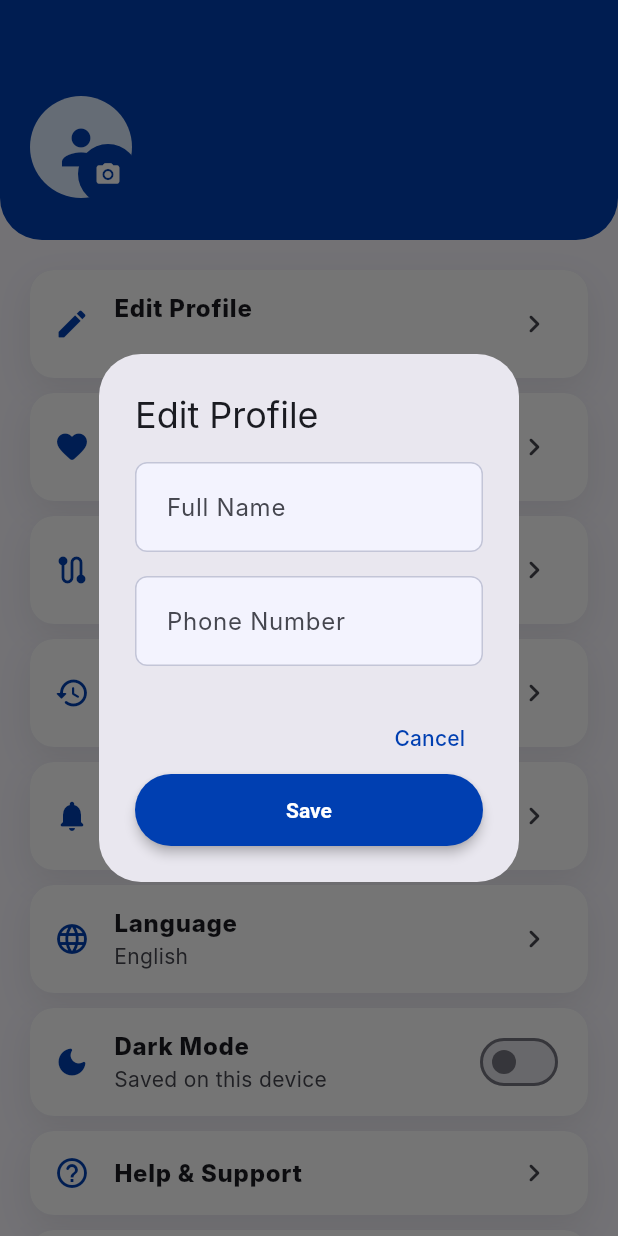
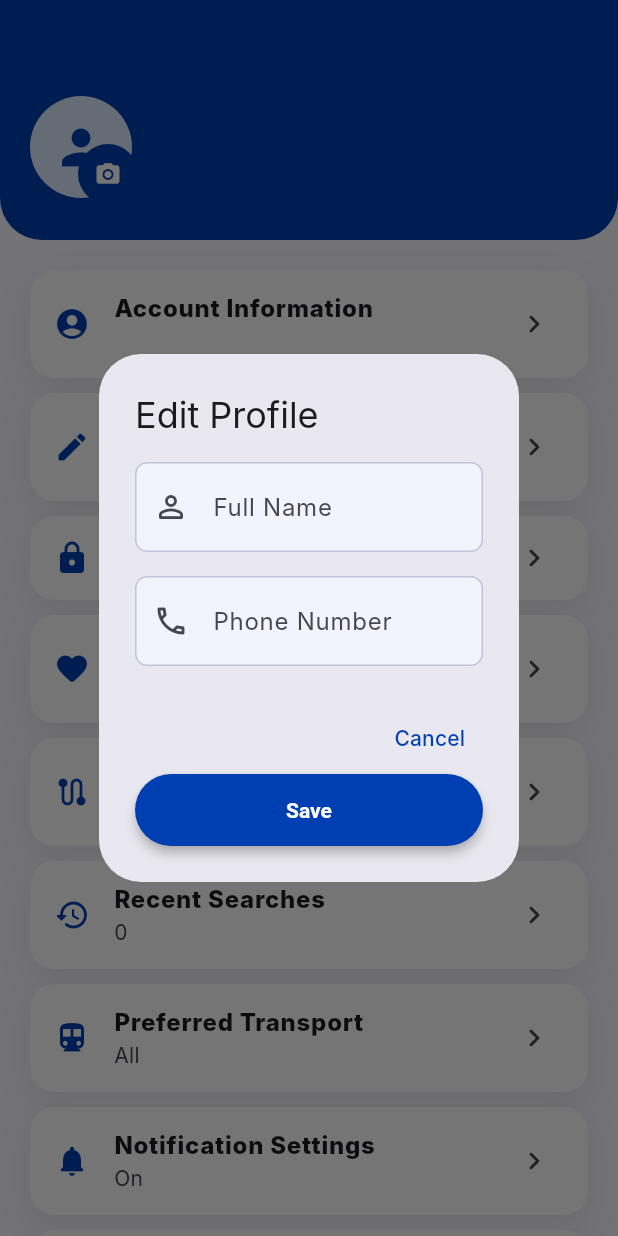
Before and after one commit to itsmehengg/go_transit_my, a Flutter app: the ProfileScreen screen opened directly, after a tap on "Edit Profile", on a phone screen of 412 x 824 dp. Run offline on Flutter 3.47's test engine with Material 3 defaults, Android fonts, the phone set to English and light mode, and no system bars; our stand-ins replace flutter_map, geolocator, image_picker, latlong2, shared_preferences, supabase_flutter; missing offline and left inert: gtfs_realtime_bindings; accounts and stored records are empty; Roboto replaces fonts that are missing (Inter).

Commit message:
Complete profile functions and account settings

```diff
--- a/lib/features/profile/profile_screen.dart
+++ b/lib/features/profile/profile_screen.dart
@@ -4,6 +4,7 @@ import '../../core/theme/app_theme.dart';
 import '../../core/widgets/app_widgets.dart';
 import '../auth/auth_service.dart';
 import '../auth/auth_screens.dart';
+import 'account_screens.dart';
 import 'personalisation_screens.dart';
 import 'personalisation_service.dart';
 import 'profile_service.dart';
@@ -33,17 +34,23 @@ class _ProfileScreenState extends State<ProfileScreen> {
   }
 
   Future<void> _loadProfile() async {
+    if (mounted) {
+      setState(() {
+        _isLoading = true;
+        _loadError = null;
+      });
+    }
+
     try {
       final profile = await _profileService.getCurrentProfile();
-      final avatarSignedUrl = await _profileService.createAvatarSignedUrl(
-        profile?['avatar_path'] as String?,
-      );
+      final avatarPath = profile?['avatar_path'] as String? ??
+          _authService.currentUser?.userMetadata?['avatar_path'] as String?;
+      final avatarSignedUrl = await _profileService.createAvatarSignedUrl(avatarPath);
       if (!mounted) return;
       setState(() {
         _profile = profile;
         _avatarSignedUrl = avatarSignedUrl;
         _isLoading = false;
-        _loadError = null;
       });
     } catch (error) {
       if (!mounted) return;
@@ -60,9 +67,7 @@ class _ProfileScreenState extends State<ProfileScreen> {
       if (image == null) return;
       setState(() => _isUploadingPhoto = true);
       final avatarPath = await _profileService.uploadProfilePhoto(image);
-      final avatarSignedUrl = await _profileService.createAvatarSignedUrl(
-        avatarPath,
-      );
+      final avatarSignedUrl = await _profileService.createAvatarSignedUrl(avatarPath);
       if (!mounted) return;
       setState(() {
         _profile = {...?_profile, 'avatar_path': avatarPath};
@@ -76,7 +81,7 @@ class _ProfileScreenState extends State<ProfileScreen> {
       if (!mounted) return;
       setState(() => _isUploadingPhoto = false);
       ScaffoldMessenger.of(context).showSnackBar(
-        SnackBar(content: Text(error.toString())),
+        SnackBar(content: Text('Unable to update photo: $error')),
       );
     }
   }
@@ -87,12 +92,10 @@ class _ProfileScreenState extends State<ProfileScreen> {
       context: context,
       builder: (_) => _EditProfileDialog(
         profileService: _profileService,
-        initialFullName:
-            _profile?['full_name'] as String? ??
+        initialFullName: _profile?['full_name'] as String? ??
             user?.userMetadata?['full_name'] as String? ??
             '',
-        initialPhone:
-            _profile?['phone'] as String? ??
+        initialPhone: _profile?['phone'] as String? ??
             user?.userMetadata?['phone'] as String? ??
             '',
       ),
@@ -105,6 +108,7 @@ class _ProfileScreenState extends State<ProfileScreen> {
   }
 
   Future<void> _logout() async {
+    try {
       await _authService.signOut();
       if (!mounted) return;
       Navigator.pushNamedAndRemoveUntil(
@@ -112,57 +116,59 @@ class _ProfileScreenState extends State<ProfileScreen> {
         LoginScreen.routeName,
         (_) => false,
       );
+    } catch (error) {
+      if (!mounted) return;
+      ScaffoldMessenger.of(context).showSnackBar(
+        SnackBar(content: Text(_authService.readableAuthError(error))),
+      );
+    }
   }
 
   @override
   Widget build(BuildContext context) {
     final user = _authService.currentUser;
-    final fullName =
-        _profile?['full_name'] as String? ??
+    final fullName = _profile?['full_name'] as String? ??
         user?.userMetadata?['full_name'] as String? ??
         'GoTransit User';
-    final tier = _profile?['membership_tier'] as String? ?? 'Free User';
+    final phone = _profile?['phone'] as String? ??
+        user?.userMetadata?['phone'] as String? ??
+        '';
 
     return AnimatedBuilder(
       animation: _personalisation,
       builder: (context, _) => Scaffold(
-        body: ListView(
+        body: RefreshIndicator(
+          onRefresh: _loadProfile,
+          child: ListView(
+            physics: const AlwaysScrollableScrollPhysics(),
             children: [
               Container(
                 padding: const EdgeInsets.fromLTRB(20, 64, 20, 28),
                 decoration: const BoxDecoration(
                   color: AppColors.primary,
-                borderRadius: BorderRadius.vertical(
-                  bottom: Radius.circular(28),
-                ),
+                  borderRadius: BorderRadius.vertical(bottom: Radius.circular(28)),
                 ),
                 child: Row(
                   children: [
                     Stack(
+                      clipBehavior: Clip.none,
                       children: [
                         CircleAvatar(
                           radius: 34,
                           backgroundColor: const Color(0xFFDDEBFF),
-                        backgroundImage:
-                            _avatarSignedUrl == null || _avatarSignedUrl!.isEmpty
+                          backgroundImage: _avatarSignedUrl == null || _avatarSignedUrl!.isEmpty
                               ? null
                               : NetworkImage(_avatarSignedUrl!),
-                        child:
-                            _avatarSignedUrl == null || _avatarSignedUrl!.isEmpty
-                                ? const Icon(
-                                    Icons.person,
-                                    size: 38,
-                                    color: AppColors.primary,
-                                  )
+                          child: _avatarSignedUrl == null || _avatarSignedUrl!.isEmpty
+                              ? const Icon(Icons.person, size: 38, color: AppColors.primary)
                               : null,
                         ),
                         Positioned(
                           right: -8,
                           bottom: -8,
                           child: IconButton.filled(
-                          onPressed: _isUploadingPhoto
-                              ? null
-                              : _selectAndUploadPhoto,
+                            tooltip: 'Change profile picture',
+                            onPressed: _isUploadingPhoto ? null : _selectAndUploadPhoto,
                             icon: _isUploadingPhoto
                                 ? const SizedBox(
                                     width: 16,
@@ -177,7 +183,7 @@ class _ProfileScreenState extends State<ProfileScreen> {
                         ),
                       ],
                     ),
-                  const SizedBox(width: 16),
+                    const SizedBox(width: 18),
                     Expanded(
                       child: Column(
                         crossAxisAlignment: CrossAxisAlignment.start,
@@ -192,10 +198,17 @@ class _ProfileScreenState extends State<ProfileScreen> {
                           ),
                           const SizedBox(height: 4),
                           Text(
-                          user?.email ?? tier,
+                            user?.email ?? 'No email',
                             overflow: TextOverflow.ellipsis,
                             style: const TextStyle(color: Color(0xFFDDEBFF)),
                           ),
+                          if (phone.isNotEmpty) ...[
+                            const SizedBox(height: 2),
+                            Text(
+                              phone,
+                              style: const TextStyle(color: Color(0xFFDDEBFF)),
+                            ),
+                          ],
                         ],
                       ),
                     ),
@@ -220,10 +233,7 @@ class _ProfileScreenState extends State<ProfileScreen> {
                               ),
                             ),
                             const SizedBox(height: 6),
-                          Text(
-                            _loadError!,
-                            style: const TextStyle(color: AppColors.muted),
-                          ),
+                            Text(_loadError!, style: const TextStyle(color: AppColors.muted)),
                             const SizedBox(height: 10),
                             OutlinedButton.icon(
                               onPressed: _loadProfile,
@@ -236,10 +246,27 @@ class _ProfileScreenState extends State<ProfileScreen> {
                       const SizedBox(height: 12),
                     ],
                     _ProfileRow(
+                      Icons.account_circle_rounded,
+                      'Account Information',
+                      subtitle: user?.email,
+                      onTap: () => Navigator.push(
+                        context,
+                        MaterialPageRoute(builder: (_) => const AccountInformationScreen()),
+                      ),
+                    ),
+                    _ProfileRow(
                       Icons.edit_rounded,
                       'Edit Profile',
-                    subtitle: _profile?['phone'] as String?,
+                      subtitle: phone.isEmpty ? 'Add name and phone' : phone,
                       onTap: _showEditProfileDialog,
+                    ),
+                    _ProfileRow(
+                      Icons.lock_rounded,
+                      'Change Password',
+                      onTap: () => Navigator.push(
+                        context,
+                        MaterialPageRoute(builder: (_) => const ChangePasswordScreen()),
+                      ),
                     ),
                     _ProfileRow(
                       Icons.favorite_rounded,
@@ -247,9 +274,7 @@ class _ProfileScreenState extends State<ProfileScreen> {
                       subtitle: '${_personalisation.favouriteStations.length}',
                       onTap: () => Navigator.push(
                         context,
-                      MaterialPageRoute(
-                        builder: (_) => const FavouriteStationsScreen(),
-                      ),
+                        MaterialPageRoute(builder: (_) => const FavouriteStationsScreen()),
                       ),
                     ),
                     _ProfileRow(
@@ -258,9 +283,7 @@ class _ProfileScreenState extends State<ProfileScreen> {
                       subtitle: '${_personalisation.favouriteRoutes.length}',
                       onTap: () => Navigator.push(
                         context,
-                      MaterialPageRoute(
-                        builder: (_) => const FavouriteRoutesScreen(),
-                      ),
+                        MaterialPageRoute(builder: (_) => const FavouriteRoutesScreen()),
                       ),
                     ),
                     _ProfileRow(
@@ -269,9 +292,16 @@ class _ProfileScreenState extends State<ProfileScreen> {
                       subtitle: '${_personalisation.recentSearches.length}',
                       onTap: () => Navigator.push(
                         context,
-                      MaterialPageRoute(
-                        builder: (_) => const RecentSearchesScreen(),
+                        MaterialPageRoute(builder: (_) => const RecentSearchesScreen()),
                       ),
+                    ),
+                    _ProfileRow(
+                      Icons.directions_transit_rounded,
+                      'Preferred Transport',
+                      subtitle: _personalisation.preferredTransport,
+                      onTap: () => Navigator.push(
+                        context,
+                        MaterialPageRoute(builder: (_) => const PreferredTransportScreen()),
                       ),
                     ),
                     _ProfileRow(
@@ -280,9 +310,7 @@ class _ProfileScreenState extends State<ProfileScreen> {
                       subtitle: _personalisation.notificationsEnabled ? 'On' : 'Off',
                       onTap: () => Navigator.push(
                         context,
-                      MaterialPageRoute(
-                        builder: (_) => const NotificationSettingsScreen(),
-                      ),
+                        MaterialPageRoute(builder: (_) => const NotificationSettingsScreen()),
                       ),
                     ),
                     _ProfileRow(
@@ -291,23 +319,15 @@ class _ProfileScreenState extends State<ProfileScreen> {
                       subtitle: _personalisation.language,
                       onTap: () => Navigator.push(
                         context,
-                      MaterialPageRoute(
-                        builder: (_) => const LanguageScreen(),
-                      ),
+                        MaterialPageRoute(builder: (_) => const LanguageScreen()),
                       ),
                     ),
                     AppCard(
                       padding: EdgeInsets.zero,
                       child: SwitchListTile(
                         contentPadding: const EdgeInsets.symmetric(horizontal: 16),
-                      secondary: const Icon(
-                        Icons.dark_mode_rounded,
-                        color: AppColors.primary,
-                      ),
-                      title: const Text(
-                        'Dark Mode',
-                        style: TextStyle(fontWeight: FontWeight.w800),
-                      ),
+                        secondary: const Icon(Icons.dark_mode_rounded, color: AppColors.primary),
+                        title: const Text('Dark Mode', style: TextStyle(fontWeight: FontWeight.w800)),
                         subtitle: const Text('Saved on this device'),
                         value: _personalisation.darkMode,
                         onChanged: _personalisation.setDarkMode,
@@ -317,15 +337,10 @@ class _ProfileScreenState extends State<ProfileScreen> {
                     _ProfileRow(
                       Icons.help_outline_rounded,
                       'Help & Support',
-                    onTap: () => showAboutDialog(
+                      onTap: () => showModalBottomSheet<void>(
                         context: context,
-                      applicationName: 'GoTransit MY',
-                      applicationVersion: '1.0.0',
-                      children: const [
-                        Text(
-                          'Smart Public Transport Tracker using Malaysian open government transport data.',
-                        ),
-                      ],
+                        showDragHandle: true,
+                        builder: (_) => const _HelpSheet(),
                       ),
                     ),
                     _ProfileRow(
@@ -338,6 +353,7 @@ class _ProfileScreenState extends State<ProfileScreen> {
                 ),
               ),
             ],
+          ),
         ),
       ),
     );
@@ -382,8 +398,13 @@ class _EditProfileDialogState extends State<_EditProfileDialog> {
   Future<void> _saveProfile() async {
     final fullName = _nameController.text.trim();
     final phone = _phoneController.text.trim();
-    if (fullName.isEmpty) {
-      setState(() => _errorMessage = 'Full name is required.');
+
+    if (fullName.length < 2) {
+      setState(() => _errorMessage = 'Please enter your full name.');
+      return;
+    }
+    if (phone.isNotEmpty && !RegExp(r'^[0-9+() -]{7,20}$').hasMatch(phone)) {
+      setState(() => _errorMessage = 'Please enter a valid phone number.');
       return;
     }
 
@@ -391,6 +412,7 @@ class _EditProfileDialogState extends State<_EditProfileDialog> {
       _isSaving = true;
       _errorMessage = null;
     });
+
     try {
       final profile = await widget.profileService.updateProfile(
         fullName: fullName,
@@ -411,33 +433,41 @@ class _EditProfileDialogState extends State<_EditProfileDialog> {
   Widget build(BuildContext context) {
     return AlertDialog(
       title: const Text('Edit Profile'),
-      content: Column(
+      content: SingleChildScrollView(
+        child: Column(
           mainAxisSize: MainAxisSize.min,
           children: [
             TextField(
               controller: _nameController,
+              textCapitalization: TextCapitalization.words,
               textInputAction: TextInputAction.next,
-            decoration: const InputDecoration(labelText: 'Full Name'),
+              decoration: const InputDecoration(
+                labelText: 'Full Name',
+                prefixIcon: Icon(Icons.person_outline_rounded),
+              ),
             ),
             const SizedBox(height: 16),
             TextField(
               controller: _phoneController,
               keyboardType: TextInputType.phone,
               textInputAction: TextInputAction.done,
-            onSubmitted: (_) => _isSaving ? null : _saveProfile(),
-            decoration: const InputDecoration(labelText: 'Phone Number'),
+              onSubmitted: (_) {
+                if (!_isSaving) _saveProfile();
+              },
+              decoration: const InputDecoration(
+                labelText: 'Phone Number',
+                prefixIcon: Icon(Icons.phone_outlined),
+              ),
             ),
             if (_errorMessage != null) ...[
               const SizedBox(height: 12),
               Text(
                 _errorMessage!,
-              style: const TextStyle(
-                color: AppColors.danger,
-                fontWeight: FontWeight.w700,
-              ),
+                style: const TextStyle(color: AppColors.danger, fontWeight: FontWeight.w700),
               ),
             ],
           ],
+        ),
       ),
       actions: [
         TextButton(
@@ -450,7 +480,7 @@ class _EditProfileDialogState extends State<_EditProfileDialog> {
               ? const SizedBox(
                   width: 18,
                   height: 18,
-                  child: CircularProgressIndicator(strokeWidth: 2),
+                  child: CircularProgressIndicator(strokeWidth: 2, color: Colors.white),
                 )
               : const Text('Save'),
         ),
@@ -498,3 +528,50 @@ class _ProfileRow extends StatelessWidget {
     );
   }
 }
+
+class _HelpSheet extends StatelessWidget {
+  const _HelpSheet();
+
+  @override
+  Widget build(BuildContext context) {
+    return SafeArea(
+      child: Padding(
+        padding: const EdgeInsets.fromLTRB(20, 0, 20, 24),
+        child: Column(
+          mainAxisSize: MainAxisSize.min,
+          crossAxisAlignment: CrossAxisAlignment.start,
+          children: [
+            const Text('Help & Support', style: TextStyle(fontSize: 22, fontWeight: FontWeight.w900)),
+            const SizedBox(height: 16),
+            const ListTile(
+              contentPadding: EdgeInsets.zero,
+              leading: Icon(Icons.info_outline_rounded, color: AppColors.primary),
+              title: Text('GoTransit MY', style: TextStyle(fontWeight: FontWeight.w800)),
+              subtitle: Text('Smart Public Transport Tracker for Malaysian public transport data.'),
+            ),
+            const ListTile(
+              contentPadding: EdgeInsets.zero,
+              leading: Icon(Icons.lock_outline_rounded, color: AppColors.primary),
+              title: Text('Account help', style: TextStyle(fontWeight: FontWeight.w800)),
+              subtitle: Text('Use Forgot Password on the login screen if you cannot access your account.'),
+            ),
+            const ListTile(
+              contentPadding: EdgeInsets.zero,
+              leading: Icon(Icons.refresh_rounded, color: AppColors.primary),
+              title: Text('Data not updating?', style: TextStyle(fontWeight: FontWeight.w800)),
+              subtitle: Text('Check your internet connection and use refresh on the related screen.'),
+            ),
+            const SizedBox(height: 8),
+            SizedBox(
+              width: double.infinity,
+              child: ElevatedButton(
+                onPressed: () => Navigator.pop(context),
+                child: const Text('Close'),
+              ),
+            ),
+          ],
+        ),
+      ),
+    );
+  }
+}
```
Lines whose indentation alone changed are shown as unchanged.
